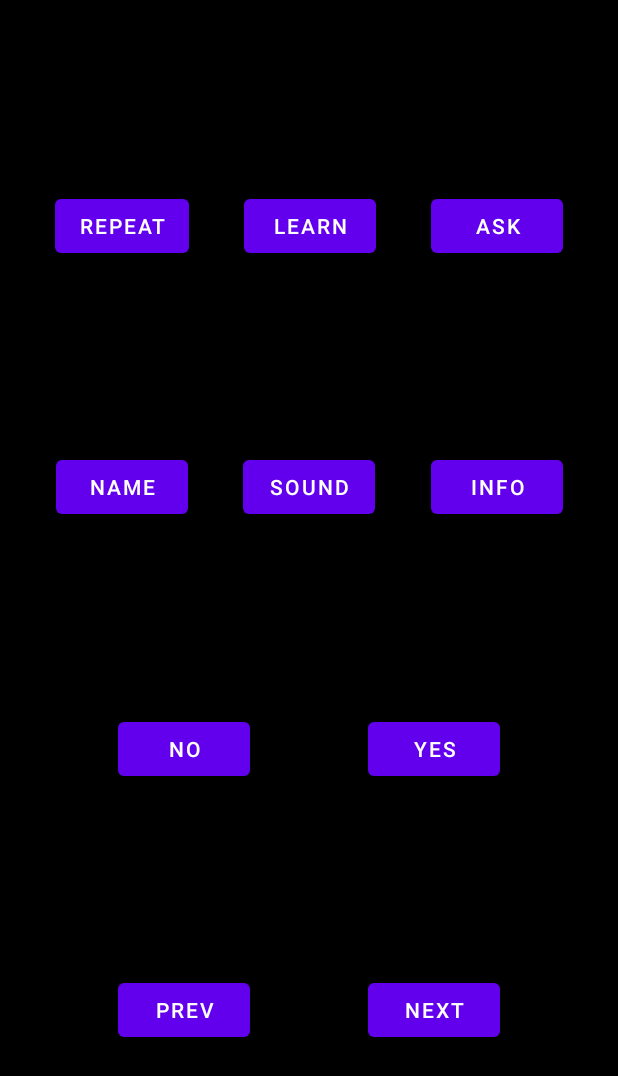
After one commit to burakakinn/MatImplementationApp, an Android app: the fragment FragmentAnimal placed in its activity, on a phone screen of 412 x 824 dp. The commit adds this screen. Shown: the top 1076 px of the screen. Run offline under Robolectric (Android 15) with nearby library versions, the phone set to English and light mode, and no system bars.

Commit message:
fixed animal mode

```diff
--- a/app/src/main/java/com/example/matimplementationapp/fragments/FragmentMain.java
+++ b/app/src/main/java/com/example/matimplementationapp/fragments/FragmentMain.java
@@ -15,7 +15,7 @@ import com.example.matimplementationapp.R;
 
 public class FragmentMain extends Fragment {
 
-    private Button btnControlFragment;
+    private Button btnAnimal;
     private Button btnBluetoothFragment;
     private Button btnQuizModeFragment;
     private Button btnAlphabet;
@@ -35,14 +35,14 @@ public class FragmentMain extends Fragment {
 
     private void findViewByIds(View view) {
         btnBluetoothFragment = view.findViewById(R.id.btnBluetoothFragment);
-        btnControlFragment = view.findViewById(R.id.btnControlFragment);
+        btnAnimal = view.findViewById(R.id.btnAnimal);
         btnQuizModeFragment = view.findViewById(R.id.btnQuizModeFragment);
         btnAlphabet = view.findViewById(R.id.btnAlphabet);
         btnMath = view.findViewById(R.id.btnMath);
     }
 
     private void addListeners() {
-        btnControlFragmentListener();
+        btnAnimalListener();
         btnBluetoothFragmentListener();
         btnQuizModeFragmentListener();
         btnAlphabetListener();
@@ -76,11 +76,11 @@ public class FragmentMain extends Fragment {
         });
     }
 
-    private void btnControlFragmentListener(){
-        btnControlFragment.setOnClickListener(new View.OnClickListener() {
+    private void btnAnimalListener(){
+        btnAnimal.setOnClickListener(new View.OnClickListener() {
             @Override
             public void onClick(View v) {
-                ((MainActivity)getActivity()).changeFragment(new FragmentControl());
+                ((MainActivity)getActivity()).changeFragment(new FragmentAnimal());
             }
         });
     }
--- /dev/null
+++ b/app/src/main/res/layout/fragment_animal.xml
@@ -0,0 +1,110 @@
+<?xml version="1.0" encoding="utf-8"?>
+<androidx.constraintlayout.widget.ConstraintLayout xmlns:android="http://schemas.android.com/apk/res/android"
+    xmlns:app="http://schemas.android.com/apk/res-auto"
+    android:layout_width="match_parent"
+    android:layout_height="match_parent"
+    android:background="@color/black">
+
+    <Button
+        android:id="@+id/btnRepeat"
+        android:layout_width="wrap_content"
+        android:layout_height="wrap_content"
+        android:text="REPEAT"
+        app:layout_constraintBottom_toTopOf="@id/btnName"
+        app:layout_constraintEnd_toStartOf="@id/btnSound"
+        app:layout_constraintStart_toStartOf="parent"
+        app:layout_constraintTop_toTopOf="parent" />
+
+    <Button
+        android:id="@+id/btnLearn"
+        android:layout_width="wrap_content"
+        android:layout_height="wrap_content"
+        android:text="LEARN"
+        app:layout_constraintBottom_toTopOf="@id/btnName"
+        app:layout_constraintEnd_toStartOf="@id/btnAsk"
+        app:layout_constraintStart_toEndOf="@id/btnRepeat"
+        app:layout_constraintTop_toTopOf="parent" />
+
+    <Button
+        android:id="@+id/btnAsk"
+        android:layout_width="wrap_content"
+        android:layout_height="wrap_content"
+        android:text="ASK"
+        app:layout_constraintBottom_toTopOf="@id/btnName"
+        app:layout_constraintEnd_toEndOf="parent"
+        app:layout_constraintStart_toEndOf="@id/btnSound"
+        app:layout_constraintTop_toTopOf="parent" />
+
+
+    <Button
+        android:id="@+id/btnName"
+        android:layout_width="wrap_content"
+        android:layout_height="wrap_content"
+        android:text="NAME"
+        app:layout_constraintBottom_toTopOf="@id/btnNo"
+        app:layout_constraintEnd_toStartOf="@id/btnSound"
+        app:layout_constraintStart_toStartOf="parent"
+        app:layout_constraintTop_toBottomOf="@id/btnRepeat" />
+
+    <Button
+        android:id="@+id/btnSound"
+        android:layout_width="wrap_content"
+        android:layout_height="wrap_content"
+        android:text="SOUND"
+        app:layout_constraintBottom_toTopOf="@id/btnNo"
+        app:layout_constraintEnd_toStartOf="@id/btnInfo"
+        app:layout_constraintStart_toEndOf="@id/btnName"
+        app:layout_constraintTop_toBottomOf="@id/btnRepeat" />
+
+    <Button
+        android:id="@+id/btnInfo"
+        android:layout_width="wrap_content"
+        android:layout_height="wrap_content"
+        android:text="INFO"
+        app:layout_constraintBottom_toTopOf="@id/btnNo"
+        app:layout_constraintEnd_toEndOf="parent"
+        app:layout_constraintStart_toEndOf="@id/btnSound"
+        app:layout_constraintTop_toBottomOf="@id/btnRepeat" />
+
+
+    <Button
+    android:id="@+id/btnYes"
+    android:layout_width="wrap_content"
+    android:layout_height="wrap_content"
+    android:text="YES"
+    app:layout_constraintBottom_toTopOf="@id/btnNext"
+    app:layout_constraintEnd_toEndOf="parent"
+    app:layout_constraintStart_toEndOf="@id/btnNo"
+    app:layout_constraintTop_toBottomOf="@id/btnSound" />
+
+    <Button
+    android:id="@+id/btnNo"
+    android:layout_width="wrap_content"
+    android:layout_height="wrap_content"
+    android:text="NO"
+    app:layout_constraintBottom_toTopOf="@id/btnNext"
+    app:layout_constraintEnd_toStartOf="@id/btnYes"
+    app:layout_constraintStart_toStartOf="parent"
+    app:layout_constraintTop_toBottomOf="@id/btnSound" />
+
+    <Button
+        android:id="@+id/btnNext"
+        android:layout_width="wrap_content"
+        android:layout_height="wrap_content"
+        android:text="NEXT"
+        app:layout_constraintBottom_toBottomOf="parent"
+        app:layout_constraintEnd_toEndOf="parent"
+        app:layout_constraintStart_toEndOf="@id/btnPrev"
+        app:layout_constraintTop_toBottomOf="@id/btnNo" />
+
+    <Button
+        android:id="@+id/btnPrev"
+        android:layout_width="wrap_content"
+        android:layout_height="wrap_content"
+        android:text="PREV"
+        app:layout_constraintBottom_toBottomOf="parent"
+        app:layout_constraintEnd_toStartOf="@id/btnNext"
+        app:layout_constraintStart_toStartOf="parent"
+        app:layout_constraintTop_toBottomOf="@id/btnNo" />
+
+</androidx.constraintlayout.widget.ConstraintLayout>
--- a/app/src/main/res/layout/fragment_main.xml
+++ b/app/src/main/res/layout/fragment_main.xml
@@ -6,10 +6,10 @@
     android:background="@color/black">
 
     <Button
-        android:id="@+id/btnControlFragment"
+        android:id="@+id/btnAnimal"
         android:layout_width="wrap_content"
         android:layout_height="wrap_content"
-        android:text="CONTROL"
+        android:text="ANIMAL"
         android:textColor="@color/black"
         app:backgroundTint="@color/white"
         app:layout_constraintBottom_toTopOf="@id/btnQuizModeFragment"
@@ -39,7 +39,7 @@
         app:layout_constraintBottom_toTopOf="@id/btnAlphabet"
         app:layout_constraintEnd_toEndOf="parent"
         app:layout_constraintStart_toStartOf="parent"
-        app:layout_constraintTop_toBottomOf="@id/btnControlFragment" />
+        app:layout_constraintTop_toBottomOf="@id/btnAnimal" />
 
     <Button
         android:id="@+id/btnMath"
```
Also changed, not shown: app/src/main/java/com/example/matimplementationapp/fragments/FragmentAnimal.java (added, +370 -0 lines).
